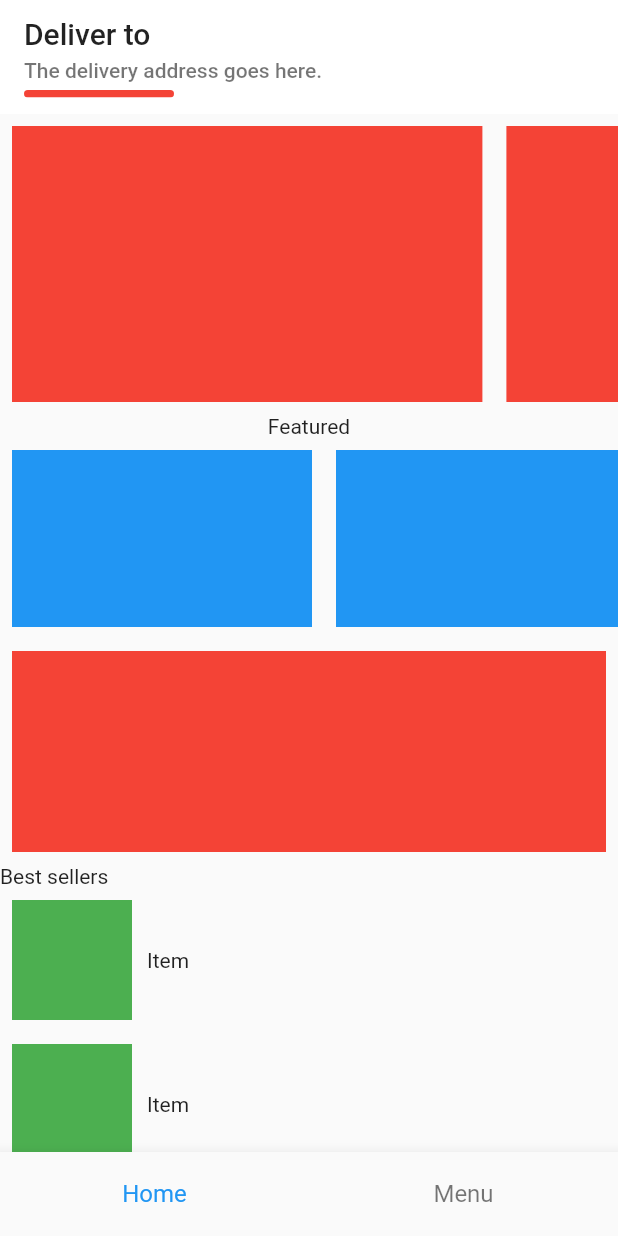
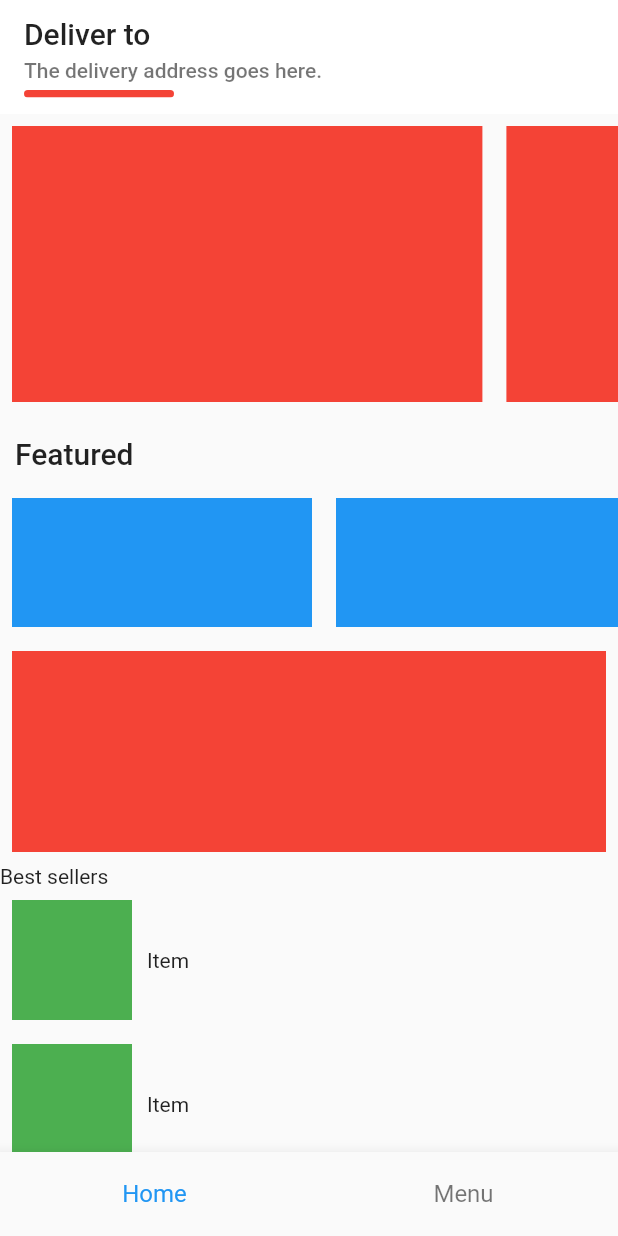
Before and after one commit to albinpk/intertoons_test, a Flutter app: the screen it shows after launch, on a phone screen of 412 x 824 dp. Run offline on Flutter 3.47's test engine with Material 2 defaults, Android fonts, the phone set to English and light mode, and no system bars.

Commit message:
refactor: extract `FeaturedProducts`

```diff
--- a/lib/features/home/presentation/views/home_view.dart
+++ b/lib/features/home/presentation/views/home_view.dart
@@ -1,6 +1,7 @@
 import 'package:flutter/material.dart';
 
 import '../widgets/slider_banner_page_view.dart';
+import '../widgets/featured_products.dart';
 import '../widgets/home_app_bar.dart';
 
 class HomeView extends StatelessWidget {
@@ -30,30 +31,7 @@ class HomeView extends StatelessWidget {
             child: SizedBox(
               width: screenSize.width,
               height: 150,
-              child: Column(
-                children: [
-                  const Text('Featured'),
-                  Expanded(
-                    child: ListView.builder(
-                      scrollDirection: Axis.horizontal,
-                      itemBuilder: (context, index) {
-                        return const Padding(
-                          padding: EdgeInsets.all(8.0),
-                          child: SizedBox(
-                            width: 200,
-                            child: ColoredBox(
-                              color: Colors.blue,
-                              child: Padding(
-                                padding: EdgeInsets.all(8.0),
-                              ),
-                            ),
-                          ),
-                        );
-                      },
-                    ),
-                  ),
-                ],
-              ),
+              child: const FeaturedProducts(),
             ),
           ),
 
--- /dev/null
+++ b/lib/features/home/presentation/widgets/featured_products.dart
@@ -0,0 +1,43 @@
+import 'package:flutter/material.dart';
+
+/// Featured products list view.
+class FeaturedProducts extends StatelessWidget {
+  const FeaturedProducts({
+    Key? key,
+  }) : super(key: key);
+
+  @override
+  Widget build(BuildContext context) {
+    return Column(
+      crossAxisAlignment: CrossAxisAlignment.start,
+      children: [
+        Padding(
+          padding: const EdgeInsets.all(10).copyWith(top: 15),
+          child: Text(
+            'Featured',
+            style: Theme.of(context).textTheme.titleLarge,
+          ),
+        ),
+        Expanded(
+          child: ListView.builder(
+            scrollDirection: Axis.horizontal,
+            itemBuilder: (context, index) {
+              return const Padding(
+                padding: EdgeInsets.all(8.0),
+                child: SizedBox(
+                  width: 200,
+                  child: ColoredBox(
+                    color: Colors.blue,
+                    child: Padding(
+                      padding: EdgeInsets.all(8.0),
+                    ),
+                  ),
+                ),
+              );
+            },
+          ),
+        ),
+      ],
+    );
+  }
+}
```
